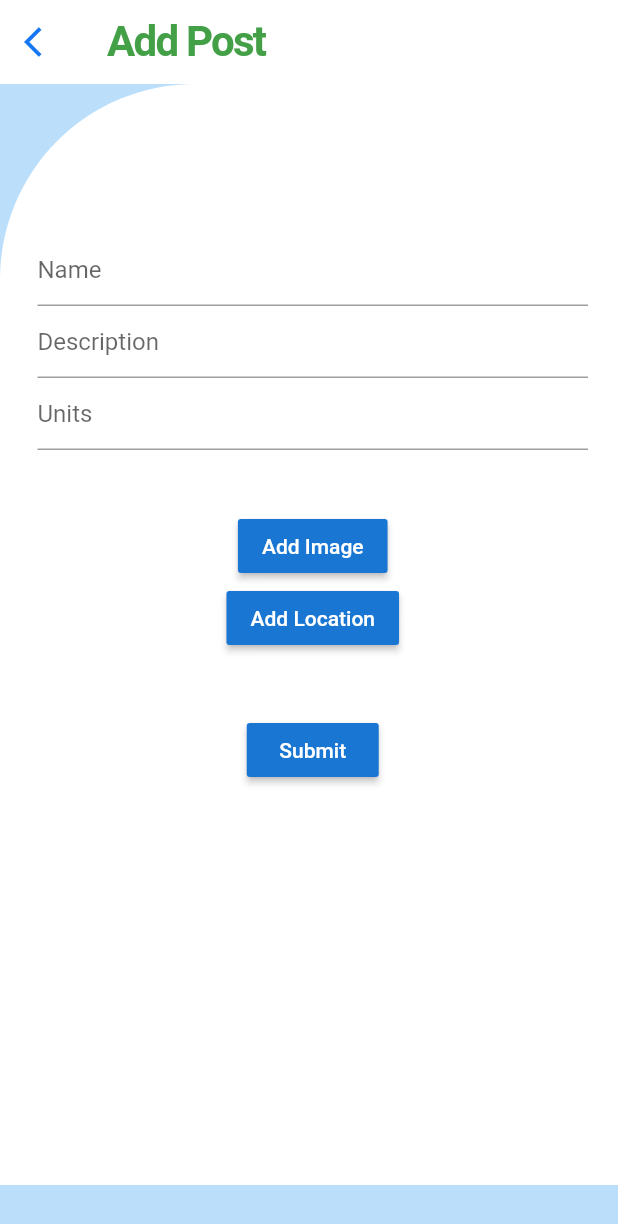
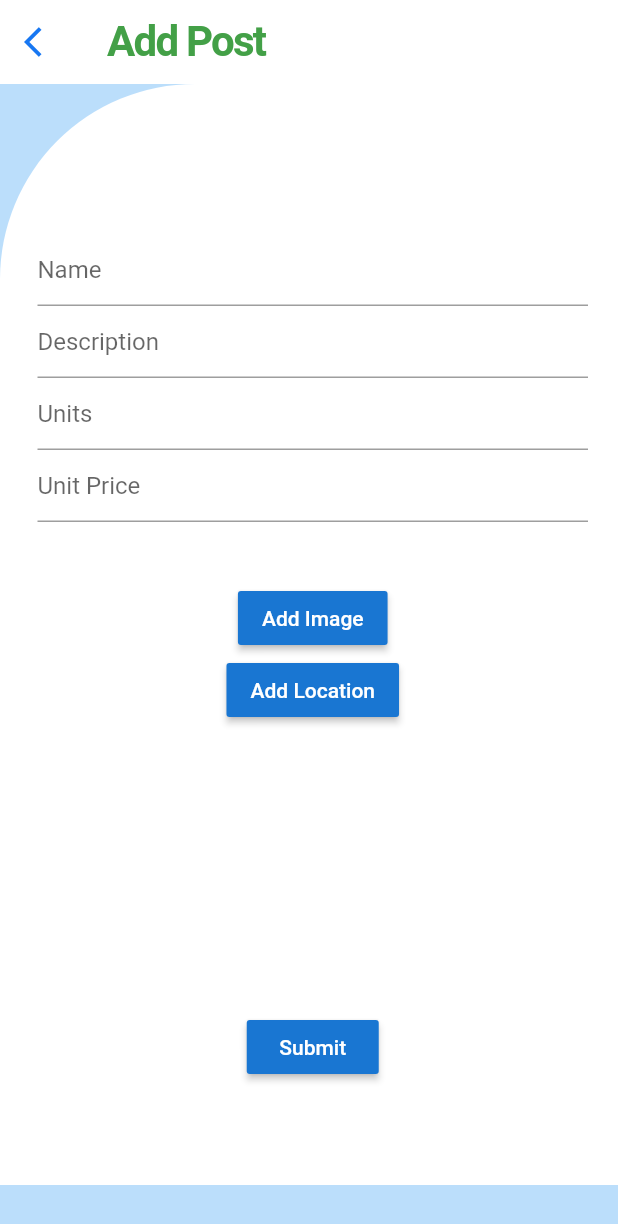
Before and after one commit to Binuraowin/B_Provider, a Flutter app: the AddList screen opened directly, on a phone screen of 412 x 824 dp. Shown: the top 1224 px of the screen. Run offline on Flutter 3.47's test engine with Material 2 defaults, Android fonts, the light colour scheme and no system bars; our stand-ins replace cloud_firestore, firebase_auth, firebase_core, firebase_storage, flutter_spinkit, geolocator and 4 more; accounts and stored records are empty.

Commit message:
Update addList.dart

```diff
--- a/b_provider/lib/screens/main_screens/addList.dart
+++ b/b_provider/lib/screens/main_screens/addList.dart
@@ -113,6 +113,17 @@ class _AddListState extends State<AddList> {
                         });
                       },
                     ),
+                    TextFormField(
+                      decoration: InputDecoration(
+                        hintText: 'Unit Price',
+                      ),
+                      validator: (val) => val.isEmpty  ? 'enter Caption' :null,
+                      onChanged: (val){
+                        setState(() {
+                          caption= val;
+                        });
+                      },
+                    ),
                     SizedBox(height: 20.0),
 
                     SizedBox(height: 20.0),
@@ -146,9 +157,9 @@ class _AddListState extends State<AddList> {
                     ),
 
                     SizedBox(height: 20.0),
-//                    (imageUrl != null)
-//                        ? Image.network(imageUrl)
-//                        : Placeholder(fallbackHeight: 150.0,fallbackWidth: double.infinity, color: Colors.transparent,),
+                    (imageUrl != null)
+                        ? Image.network(imageUrl)
+                        : Placeholder(fallbackHeight: 150.0,fallbackWidth: double.infinity, color: Colors.transparent,),
                     SizedBox(height: 20.0),
                     RaisedButton(
                         color: Colors.blue[700],
```
